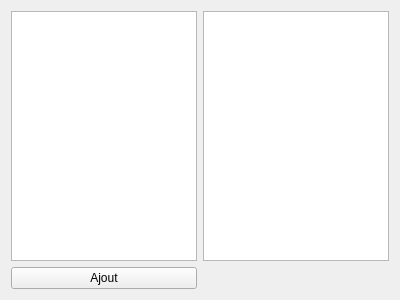
First picture: the form in formgestiontodo.ui, repository esauvage/coach, before the edit.
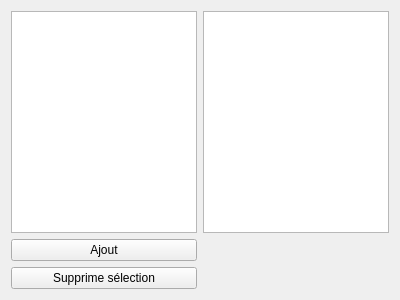
Second picture: the form after the edit.

Patch:
```diff
--- a/formgestiontodo.ui
+++ b/formgestiontodo.ui
@@ -27,6 +27,13 @@
    <item row="0" column="1">
     <widget class="QTreeView" name="treeDone"/>
    </item>
+   <item row="2" column="0">
+    <widget class="QPushButton" name="pushButton">
+     <property name="text">
+      <string>Supprime sélection</string>
+     </property>
+    </widget>
+   </item>
   </layout>
  </widget>
  <resources/>
```
Left out of the diff: 6 changed lines with no effect on the pictures.
